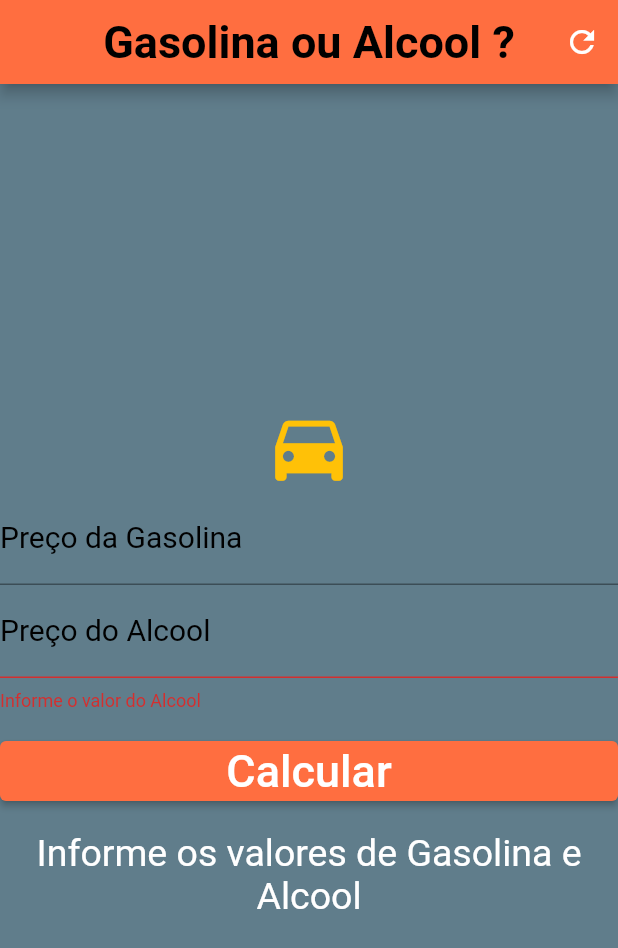
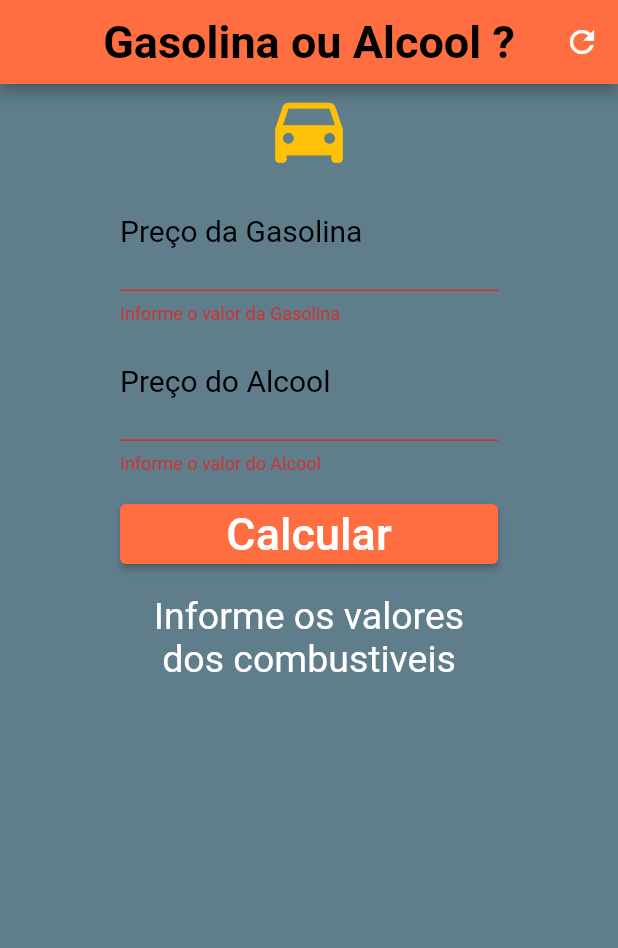
Before and after one commit to r90ur7/fluttermarcoratti, a Flutter app: the screen it shows after launch, after a tap on "Calcular", after a tap on the "refresh" icon, on a phone screen of 412 x 824 dp. Shown: the top 948 px of the screen. Run offline on Flutter 3.47's test engine with Material 2 defaults, Android fonts, the phone set to English and light mode, and no system bars; our stand-ins replace google_fonts; Roboto replaces fonts that are missing (Aboreto).

Commit message:
gasolina e alcool feita

```diff
--- a/lib/Widgets/GasolOrAlcool/GasolOrAlcool.dart
+++ b/lib/Widgets/GasolOrAlcool/GasolOrAlcool.dart
@@ -13,6 +13,8 @@ class _GasolOrAlcoolState extends State<GasolOrAlcool> {
 
   TextEditingController gasolinaController = TextEditingController();
   TextEditingController alcoolController = TextEditingController();
+
+  String _infoText = "Informe os valores dos combustiveis";
 
   @override
   Widget build(BuildContext context) {
@@ -31,12 +33,16 @@ class _GasolOrAlcoolState extends State<GasolOrAlcool> {
           actions: <Widget>[
             IconButton(
               icon: const Icon(Icons.refresh),
-              onPressed: () {},
+              onPressed: () {
+                _resetValues();
+              },
             )
           ],
         ),
         backgroundColor: Colors.blueGrey,
-        body: Form(
+        body: SingleChildScrollView(
+          padding: const EdgeInsets.fromLTRB(80.0, 0, 80.0, 0),
+          child: Form(
             key: _formkey,
             child: Column(
                 crossAxisAlignment: CrossAxisAlignment.stretch,
@@ -52,6 +58,7 @@ class _GasolOrAlcoolState extends State<GasolOrAlcool> {
                   buildContainerButton(context),
                   buildTextInfo()
                 ]),
+          ),
         ));
   }
 
@@ -62,6 +69,18 @@ class _GasolOrAlcoolState extends State<GasolOrAlcool> {
         labelText: 'Preço da Gasolina',
         labelStyle: TextStyle(color: Colors.black, fontSize: 20.0),
       ),
+      style: TextStyle(fontSize: 30.0),
+      controller: gasolinaController,
+      validator: (value) {
+        if (value!.isEmpty) {
+          return 'Informe o valor da Gasolina';
+        }
+        final isDigitsOnly = RegExp(r'^\d+(\.\d+)?$').hasMatch(value);
+        if (!isDigitsOnly) {
+          return 'Valor invalido';
+        }
+        return null;
+      },
     );
   }
 
@@ -72,10 +91,15 @@ class _GasolOrAlcoolState extends State<GasolOrAlcool> {
         labelText: 'Preço do Alcool',
         labelStyle: TextStyle(color: Colors.black, fontSize: 20.0),
       ),
+      style: TextStyle(fontSize: 30.0),
       controller: alcoolController,
       validator: (value) {
         if (value!.isEmpty) {
           return 'Informe o valor do Alcool';
+        }
+        final isDigitsOnly = RegExp(r'^\d+(\.\d+)?$').hasMatch(value);
+        if (!isDigitsOnly) {
+          return 'Valor invalido';
         }
         return null;
       },
@@ -89,7 +113,7 @@ class _GasolOrAlcoolState extends State<GasolOrAlcool> {
       child: ElevatedButton(
         onPressed: () {
           if (_formkey.currentState!.validate()) {
-            // _calcular();
+            _calcular();
             FocusScope.of(context).requestFocus(FocusNode());
           }
         },
@@ -105,10 +129,33 @@ class _GasolOrAlcoolState extends State<GasolOrAlcool> {
   }
 
   buildTextInfo() {
-    return const Text(
-      'Informe os valores de Gasolina e Alcool',
+    return Text(
+      _infoText,
       textAlign: TextAlign.center,
-      style: TextStyle(color: Colors.white, fontSize: 25.0),
+      style: const TextStyle(color: Colors.white, fontSize: 25.0),
     );
   }
+    void _calcular() {
+      setState(() {
+        double gasolina = double.parse(gasolinaController.text);
+        double alcool = double.parse(gasolinaController.text);
+
+        double resultado = (alcool/gasolina);
+        if (resultado > 0.70) {
+          _infoText =
+              "Percentual : (${resultado.toStringAsPrecision(3)})\n\nVale  a pena abastecer com Gasolina";
+        } else {
+          _infoText =
+              "Percentual : (${resultado.toStringAsPrecision(3)})\n\nVale  a pena abastecer com Gasolina";
         }
+      });
+  }
+
+  _resetValues() {
+    setState(() {
+      gasolinaController.text = '';
+      alcoolController.text = '';
+      _infoText = 'Informe os valores dos combustiveis';
+    });
+  }
+}
```
Lines whose indentation alone changed are shown as unchanged.
